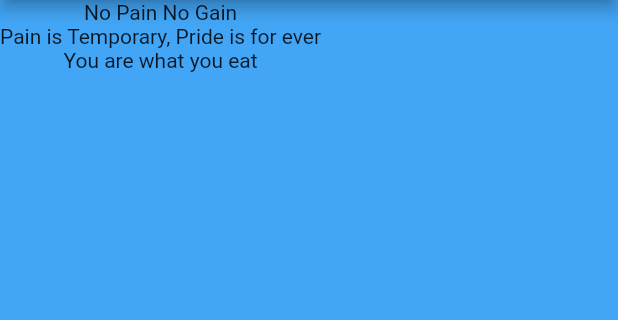
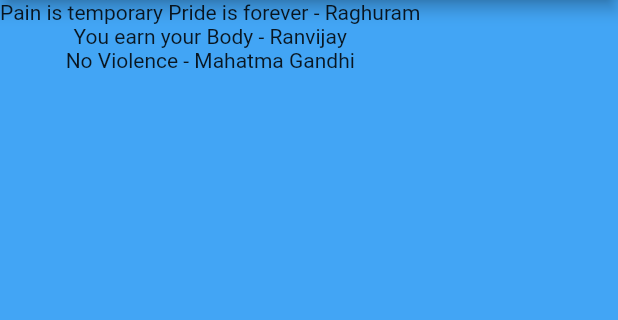
Before and after one commit to appmechanic2/quotes_flutter, a Flutter app: the screen it shows after launch, on a phone screen of 412 x 824 dp, the part 84-404 px from its top. Run offline on Flutter 3.47's test engine with Material 2 defaults, Android fonts, the phone set to English and light mode, and no system bars.

Commit message:
Custom Class for Quotes

```diff
--- a/lib/main.dart
+++ b/lib/main.dart
@@ -1,4 +1,5 @@
 import 'package:flutter/material.dart';
+import 'quotes.dart';
 
 void main() => runApp(MaterialApp(
   home: QuoteList(),
@@ -10,11 +11,12 @@ class QuoteList extends StatefulWidget {
 }
 
 class _QuoteListState extends State<QuoteList> {
-  List<String> quotes = [
-    'No Pain No Gain',
-    'Pain is Temporary, Pride is for ever',
-    'You are what you eat'
+  List<Quote> quotes = [
+    Quote(author: 'Raghuram',text: 'Pain is temporary Pride is forever'),
+    Quote(author: 'Ranvijay',text: 'You earn your Body'),
+    Quote(author: 'Mahatma Gandhi',text: 'No Violence')
   ];
+
   @override
   Widget build(BuildContext context) {
     return Scaffold(
@@ -25,7 +27,7 @@ class _QuoteListState extends State<QuoteList> {
         backgroundColor: Colors.redAccent,
       ),
       body: Column(
-        children: quotes.map((quote) => Text(quote)).toList(),
+        children: quotes.map((quote) => Text('${quote.text} - ${quote.author}')).toList(),
       )
     );
   }
--- /dev/null
+++ b/lib/quotes.dart
@@ -0,0 +1,8 @@
+class Quote {
+
+  String text;
+  String author;
+
+  Quote({this.text, this.author});
+
+  }
```
